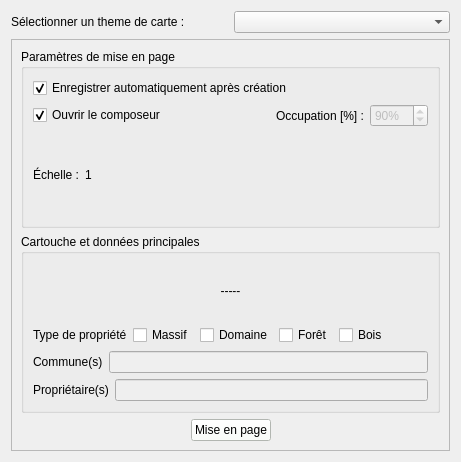
The window that qsequoia2/scripts/project_settings/project_settings.ui (SequoiApp/Qsequoia2) describes before a commit, drawn with Qt 5.
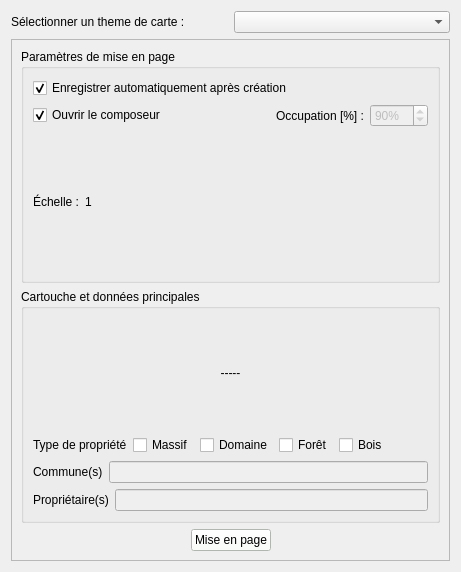
The same window after the commit. Custom widgets are drawn as their Qt base class.

Diff of the .ui file:
```diff
--- a/qsequoia2/scripts/project_settings/project_settings.ui
+++ b/qsequoia2/scripts/project_settings/project_settings.ui
@@ -7,7 +7,7 @@
     <x>0</x>
     <y>0</y>
     <width>461</width>
-    <height>462</height>
+    <height>572</height>
    </rect>
   </property>
   <property name="windowTitle">
@@ -41,7 +41,7 @@
           <x>0</x>
           <y>0</y>
           <width>435</width>
-          <height>405</height>
+          <height>515</height>
          </rect>
         </property>
         <layout class="QVBoxLayout" name="scrollMainLayout">
```
